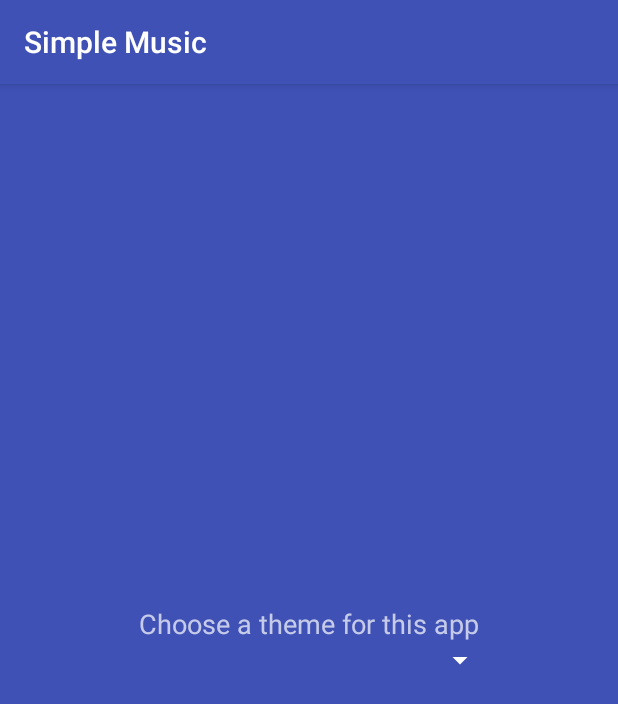
After one commit to jogold9/SimpleMusicPlayer, an Android app: the SettingsActivity screen opened directly, with no data from a screen before it, on a phone screen of 412 x 824 dp. The commit adds this screen. Shown: the top 704 px of the screen. Run offline under Robolectric (Android 15) with nearby library versions, the phone set to English and light mode, and no system bars; 2 statements that could not run were skipped.

Commit message:
added a settings activity and settings layout

```diff
--- a/app/src/main/java/com/joshbgold/simplemusicplayer/MainActivity.java
+++ b/app/src/main/java/com/joshbgold/simplemusicplayer/MainActivity.java
@@ -3,7 +3,7 @@ package com.joshbgold.simplemusicplayer;
 /**
  * Based on code from Ravi Tamada http://www.androidhive.info/2012/03/android-building-audio-player-tutorial/
  * I added the search feature. Feature to select media source in progress.
- * */
+ */
 
 import android.app.ActionBar;
 import android.app.Activity;
@@ -14,6 +14,9 @@ import android.graphics.drawable.ColorDrawable;
 import android.media.MediaPlayer;
 import android.os.Bundle;
 import android.os.Handler;
+import android.view.Menu;
+import android.view.MenuInflater;
+import android.view.MenuItem;
 import android.view.View;
 import android.widget.ImageButton;
 import android.widget.SeekBar;
@@ -25,8 +28,7 @@ import java.util.ArrayList;
 import java.util.HashMap;
 import java.util.Random;
 
-public class MainActivity extends Activity
-        implements MediaPlayer.OnCompletionListener, SeekBar.OnSeekBarChangeListener {
+public class MainActivity extends Activity implements MediaPlayer.OnCompletionListener, SeekBar.OnSeekBarChangeListener {
 
     private static final int REQUEST_SAVE = 101;
     private static final int REQUEST_LOAD = 102;
@@ -43,7 +45,9 @@ public class MainActivity extends Activity
     private ImageButton btnShuffle;
     private ImageButton folder_icon;
     private SeekBar songProgressBar;
-    private TextView songTitleLabel, songCurrentDurationLabel,songTotalDurationLabel;
+    private TextView songTitleLabel;
+    private TextView songCurrentDurationLabel;
+    private TextView songTotalDurationLabel;
 /*    private TextView albumTextView;
     private TextView artistTextView;*/
 
@@ -60,8 +64,8 @@ public class MainActivity extends Activity
     private String songTitle = "";
     private String songPath = "";
     private String songUniqueID = "";
-/*    private String songArtist = "";
-    private String songAlbum = "";*/
+    /*    private String songArtist = "";
+        private String songAlbum = "";*/
     private boolean isShuffle = true;
     private boolean isRepeat = false;
     private ArrayList<HashMap<String, String>> songsList = new ArrayList<>();
@@ -139,8 +143,9 @@ public class MainActivity extends Activity
 
             @Override
             public void onClick(View arg0) {
-            //Select folder for music (https://code.google.com/archive/p/android-file-dialog/)
-                Intent intent = new Intent(getBaseContext(), FileDialog.class); intent.putExtra(FileDialog.START_PATH, "/");
+                //Select folder for music (https://code.google.com/archive/p/android-file-dialog/)
+                Intent intent = new Intent(getBaseContext(), FileDialog.class);
+                intent.putExtra(FileDialog.START_PATH, "/");
 
                 //can user select directories or not
                 intent.putExtra(FileDialog.CAN_SELECT_DIR, true);
@@ -158,12 +163,11 @@ public class MainActivity extends Activity
         btnPlay.setOnClickListener(new View.OnClickListener() {
             @Override
             public void onClick(View arg0) {
-                if(mediaPlayer.isPlaying()){
+                if (mediaPlayer.isPlaying()) {
                     mediaPlayer.pause();
                     song_position = mediaPlayer.getCurrentPosition();
                     btnPlay.setImageResource(R.drawable.ic_av_play_circle_fill);
-                }
-                else{
+                } else {
                     mediaPlayer.seekTo(song_position);
                     mediaPlayer.start();
                     btnPlay.setImageResource(R.drawable.ic_av_pause_circle_fill);
@@ -179,21 +183,21 @@ public class MainActivity extends Activity
         btnStop.setOnClickListener(new View.OnClickListener() {
             @Override
             public void onClick(View arg0) {
-                if(mediaPlayer.isPlaying()) {
+                if (mediaPlayer.isPlaying()) {
                     mediaPlayer.stop();
+                }
 
-                    songTitleLabel.setText("");
-        /*            artistTextView.setText("");
-                    albumTextView.setText("");*/
+                songTitleLabel.setText("");
+                //artistTextView.setText("");
+                //albumTextView.setText("");
 
-                   /* // set Progress bar values
-                    songProgressBar.setProgress(0);
-                    songProgressBar.setMax(100);
+                // Clear total duration and current position labels
+                songTotalDurationLabel.setText("");
+                songCurrentDurationLabel.setText("");
 
-                    // Updating progress bar
-                    updateProgressBar();*/
-                }
-           }
+                songProgressBar.setProgress(0);
+                //updateProgressBar();
+            }
         });
 
         /**
@@ -510,7 +514,29 @@ public class MainActivity extends Activity
         mediaPlayer.stop();
     }
 
-    public String getFolderPath(){
+    @Override
+    public boolean onCreateOptionsMenu(Menu menu) {
+        MenuInflater inflater = getMenuInflater();
+        inflater.inflate(R.menu.action_bar, menu);
+
+        return super.onCreateOptionsMenu(menu);
+    }
+
+    @Override
+    public boolean onOptionsItemSelected(MenuItem item) {
+
+        switch (item.getItemId()) {
+            case R.id.action_settings:
+                //launch settings activity
+                Intent intent = new Intent(getBaseContext(), SettingsActivity.class);
+                startActivity(intent);
+                return true;
+            default:
+            return super.onOptionsItemSelected(item);
+        }
+    }
+
+    public String getFolderPath() {
         return folderPath;
     }
 }
--- /dev/null
+++ b/app/src/main/java/com/joshbgold/simplemusicplayer/SettingsActivity.java
@@ -0,0 +1,20 @@
+package com.joshbgold.simplemusicplayer;
+
+import android.app.ActionBar;
+import android.graphics.Color;
+import android.graphics.drawable.ColorDrawable;
+import android.os.Bundle;
+
+public class SettingsActivity extends MainActivity {
+
+    @Override
+    protected void onCreate(Bundle savedInstanceState) {
+        super.onCreate(savedInstanceState);
+        setContentView(R.layout.settings);
+
+        ActionBar bar = getActionBar();
+        if (bar != null) {
+            bar.setBackgroundDrawable(new ColorDrawable(Color.parseColor("#3F51B5")));  //sets action bar to color primary dark
+        }
+    }
+}
--- /dev/null
+++ b/app/src/main/res/layout/settings.xml
@@ -0,0 +1,22 @@
+<?xml version="1.0" encoding="utf-8"?>
+<RelativeLayout xmlns:android="http://schemas.android.com/apk/res/android"
+              android:layout_width="match_parent"
+              android:layout_height="match_parent"
+              android:background="@color/colorPrimary">
+
+    <TextView
+        android:layout_width="wrap_content"
+        android:layout_height="wrap_content"
+        android:text="@string/choose_colors"
+        android:textSize="@dimen/abc_text_size_medium_material"
+        android:layout_above="@+id/spinnerChooseColor"
+        android:layout_centerHorizontal="true"/>
+
+    <Spinner
+        android:layout_width="250dp"
+        android:layout_height="wrap_content"
+        android:id="@+id/spinnerChooseColor"
+        android:layout_gravity="center_vertical"
+        android:layout_centerVertical="true"
+        android:layout_centerHorizontal="true"/>
+</RelativeLayout>
--- a/app/src/main/res/values/strings.xml
+++ b/app/src/main/res/values/strings.xml
@@ -12,4 +12,6 @@
     <string name="no_data">No Data</string>
     <color name="gray">#ffff0000</color>
     <string name="err">Error</string>
+    <string name="settings">Settings</string>
+    <string name="choose_colors">Choose a theme for this app</string>
 </resources>
```
Also changed, not shown: app/src/main/AndroidManifest.xml (+7 -1 lines), app/src/main/java/com/joshbgold/simplemusicplayer/Utilities.java (+17 -12 lines), app/src/main/res/values/styles.xml (+28 -8 lines).
